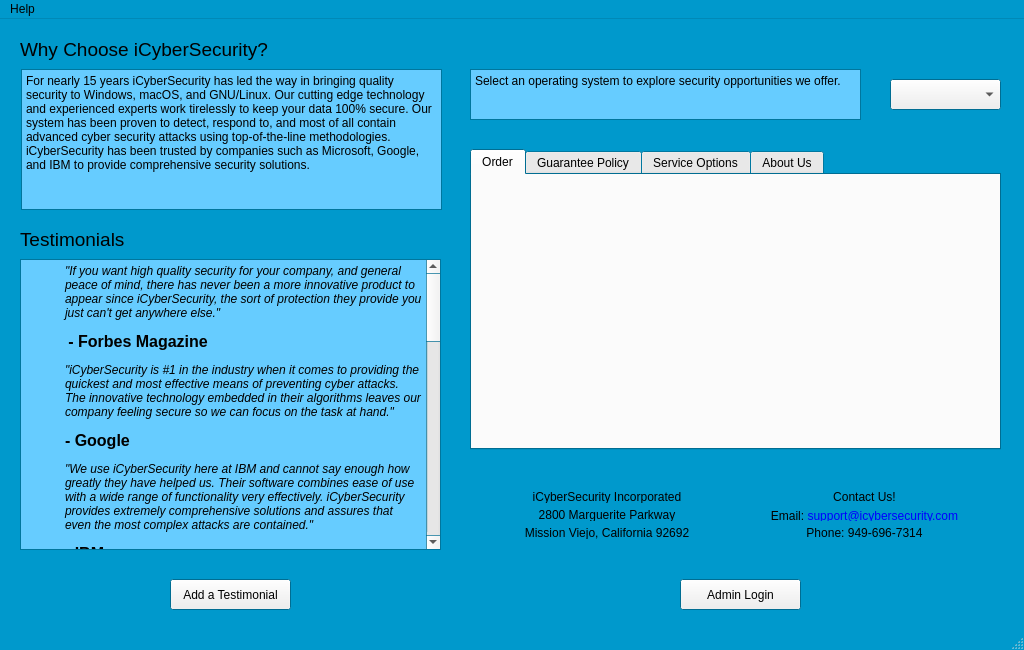
Old version of the form src/mainwindow.ui in the repository brianclinkenbeard/pamphlet.
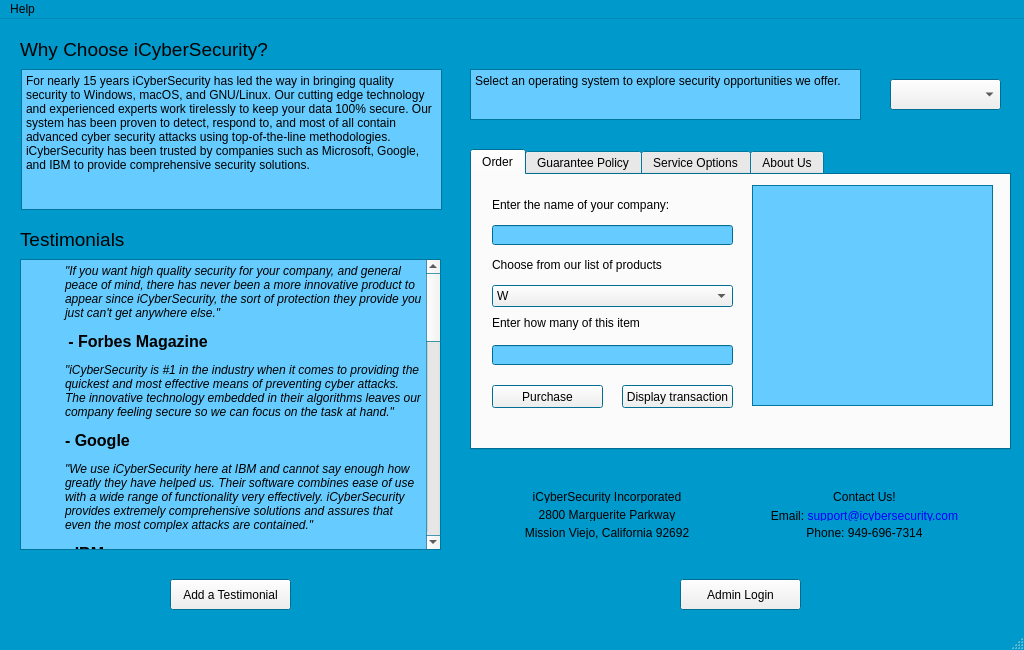
New version of the form.

Commit message: Customer Orders: Not Done Yet

```diff
--- a/src/mainwindow.ui
+++ b/src/mainwindow.ui
@@ -346,7 +346,7 @@
      <rect>
       <x>470</x>
       <y>130</y>
-      <width>531</width>
+      <width>541</width>
       <height>301</height>
      </rect>
     </property>
@@ -357,6 +357,144 @@
      <attribute name="title">
       <string>Order</string>
      </attribute>
+     <widget class="QComboBox" name="listOfProducts">
+      <property name="geometry">
+       <rect>
+        <x>20</x>
+        <y>110</y>
+        <width>241</width>
+        <height>22</height>
+       </rect>
+      </property>
+      <item>
+       <property name="text">
+        <string>W</string>
+       </property>
+      </item>
+      <item>
+       <property name="text">
+        <string>X</string>
+       </property>
+      </item>
+      <item>
+       <property name="text">
+        <string>Y</string>
+       </property>
+      </item>
+      <item>
+       <property name="text">
+        <string>Z</string>
+       </property>
+      </item>
+     </widget>
+     <widget class="QLabel" name="label">
+      <property name="geometry">
+       <rect>
+        <x>20</x>
+        <y>20</y>
+        <width>241</width>
+        <height>20</height>
+       </rect>
+      </property>
+      <property name="text">
+       <string>Enter the name of your company:</string>
+      </property>
+     </widget>
+     <widget class="QLineEdit" name="lineEdit_customerName">
+      <property name="geometry">
+       <rect>
+        <x>20</x>
+        <y>50</y>
+        <width>241</width>
+        <height>20</height>
+       </rect>
+      </property>
+     </widget>
+     <widget class="QLabel" name="label_2">
+      <property name="geometry">
+       <rect>
+        <x>20</x>
+        <y>80</y>
+        <width>241</width>
+        <height>20</height>
+       </rect>
+      </property>
+      <property name="text">
+       <string>Choose from our list of products</string>
+      </property>
+     </widget>
+     <widget class="QLabel" name="label_errorMessage">
+      <property name="geometry">
+       <rect>
+        <x>20</x>
+        <y>250</y>
+        <width>281</width>
+        <height>20</height>
+       </rect>
+      </property>
+      <property name="text">
+       <string/>
+      </property>
+     </widget>
+     <widget class="QPushButton" name="Purchase">
+      <property name="geometry">
+       <rect>
+        <x>20</x>
+        <y>210</y>
+        <width>111</width>
+        <height>23</height>
+       </rect>
+      </property>
+      <property name="text">
+       <string>Purchase</string>
+      </property>
+     </widget>
+     <widget class="QLabel" name="label_3">
+      <property name="geometry">
+       <rect>
+        <x>20</x>
+        <y>140</y>
+        <width>241</width>
+        <height>16</height>
+       </rect>
+      </property>
+      <property name="text">
+       <string>Enter how many of this item </string>
+      </property>
+     </widget>
+     <widget class="QLineEdit" name="lineEdit_quantity">
+      <property name="geometry">
+       <rect>
+        <x>20</x>
+        <y>170</y>
+        <width>241</width>
+        <height>20</height>
+       </rect>
+      </property>
+     </widget>
+     <widget class="QPushButton" name="DisplayPurchases">
+      <property name="geometry">
+       <rect>
+        <x>150</x>
+        <y>210</y>
+        <width>111</width>
+        <height>23</height>
+       </rect>
+      </property>
+      <property name="text">
+       <string>Display transaction</string>
+      </property>
+     </widget>
+     <widget class="QTableWidget" name="TransactionTable">
+      <property name="geometry">
+       <rect>
+        <x>280</x>
+        <y>10</y>
+        <width>241</width>
+        <height>221</height>
+       </rect>
+      </property>
+     </widget>
     </widget>
     <widget class="QWidget" name="guarantee_tab">
      <attribute name="title">
```
The commit also changes 11 other files.
